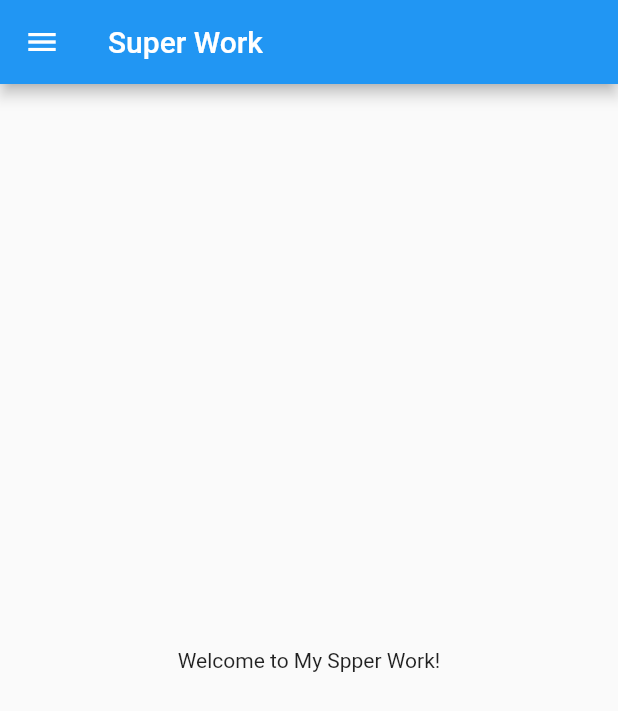
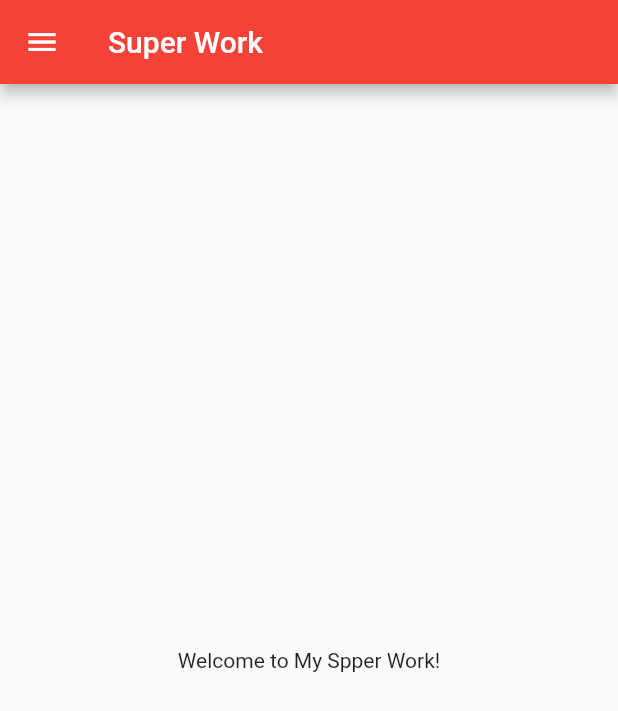
Before and after one commit to developerkawsar/flutter_for_bginner, a Flutter app: the screen it shows after launch, on a phone screen of 412 x 824 dp. Shown: the top 711 px of the screen. Run offline on Flutter 3.47's test engine with Material 2 defaults, Android fonts, the phone set to English and light mode, and no system bars.

Commit message:
Day4 completed

```diff
--- a/lib/main.dart
+++ b/lib/main.dart
@@ -1,5 +1,6 @@
 import 'package:flutter/material.dart';
 import 'package:product_delivery_app/pages/home_page.dart';
+import 'package:product_delivery_app/pages/login_page.dart';
 
 void main() {
   runApp(MyApp());
@@ -10,6 +11,17 @@
 
   @override
   Widget build(BuildContext context) {
-    return MaterialApp(home: HomePage());
+    return MaterialApp(
+      debugShowCheckedModeBanner: false,
+      themeMode: ThemeMode.light,
+      theme: ThemeData(primarySwatch: Colors.red),
+      darkTheme: ThemeData(brightness: Brightness.dark),
+      initialRoute: "/home",
+      routes: {
+        "/": (context) => LoginPage(),
+        "/home": (context) => HomePage(),
+        "/login": (context) => LoginPage(),
+      },
+    );
   }
 }
```
Also changed, not shown: lib/pages/login_page.dart (added, +21 -0 lines).
